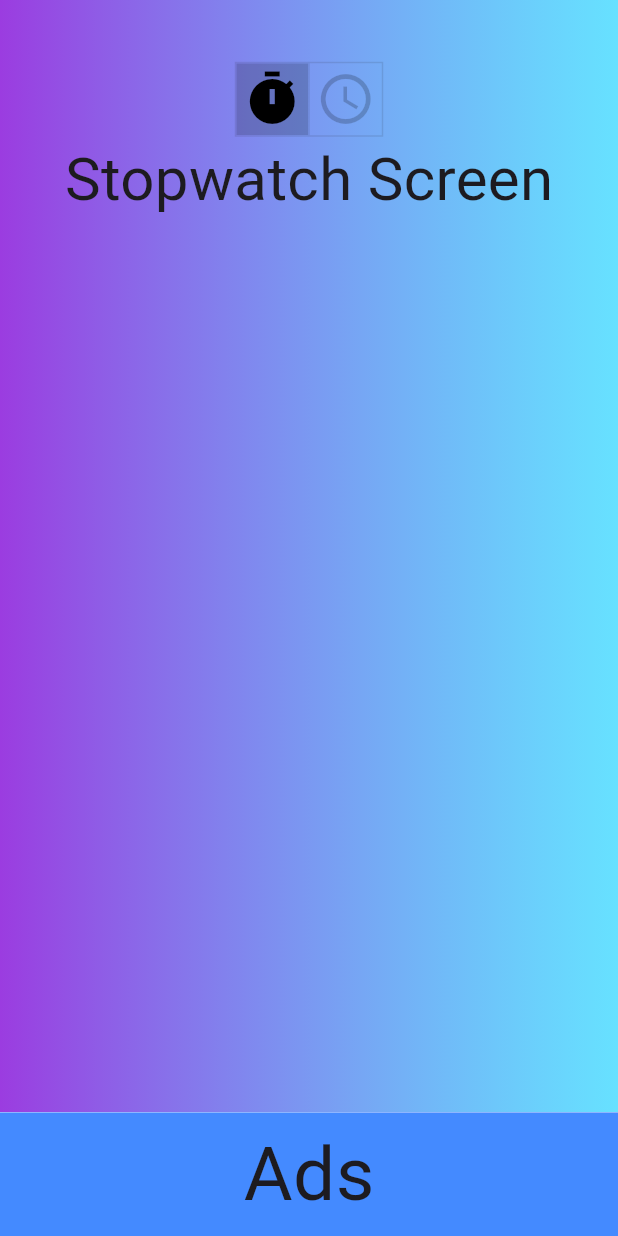
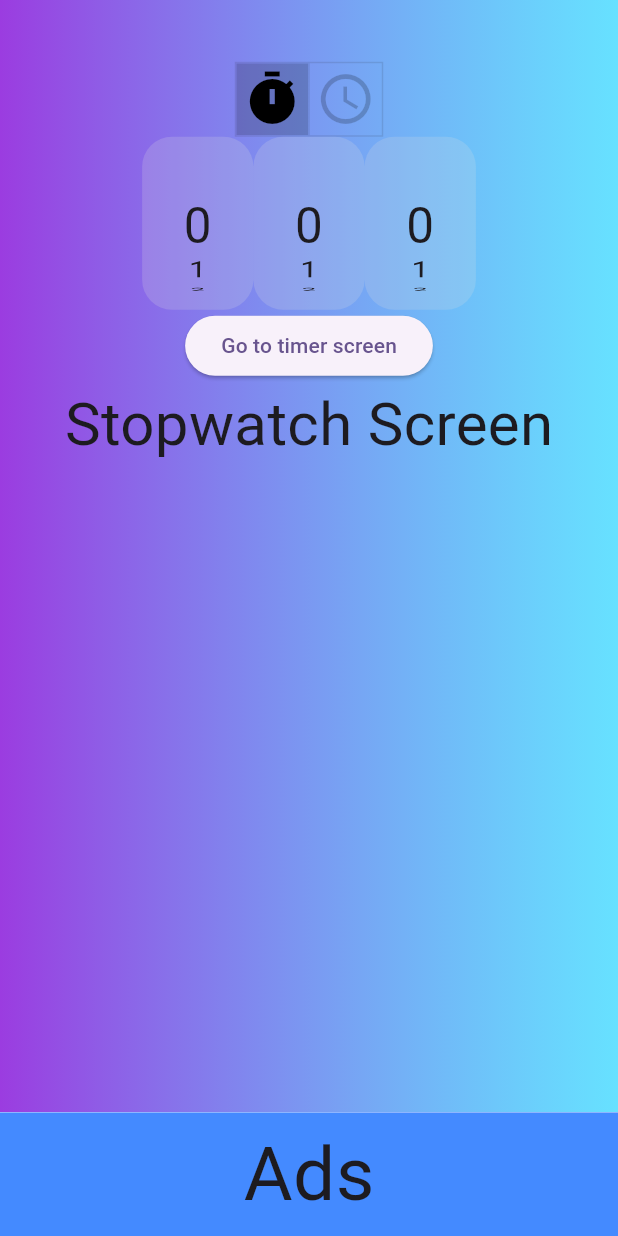
Before and after one commit to honganji/headphone-alarm-app-android, a Flutter app: the screen it shows after launch, on a phone screen of 412 x 824 dp. Run offline on Flutter 3.47's test engine with Material 2 defaults, Android fonts, the light colour scheme and no system bars; our stand-ins replace flutter_riverpod, freezed_annotation, go_router.

Commit message:
create time UI in stopwatch screen

```diff
--- a/lib/model/state_model.dart
+++ b/lib/model/state_model.dart
@@ -17,4 +17,9 @@ class StateModel with _$StateModel {
   }) = _StateModel;
 
   StateModel reverseIsStopwatch() => copyWith(isStopwatch: !isStopwatch);
+  StateModel changeStopwatchHour(int num) => copyWith(stopwatchHour: num);
+  StateModel changeStopwatchMinute(int num) => copyWith(stopwatchMinute: num);
+  StateModel changeStopwatchSecond(int num) => copyWith(stopwatchSecond: num);
+  StateModel changeTimerHour(int num) => copyWith(timerHour: num);
+  StateModel changeTimerMinute(int num) => copyWith(timerMinute: num);
 }
--- /dev/null
+++ b/lib/view/component/time.dart
@@ -0,0 +1,36 @@
+import 'package:flutter/material.dart';
+import 'package:flutter_riverpod/flutter_riverpod.dart';
+import 'package:headphone_alarm_android_app/view/component/time_block.dart';
+import 'package:headphone_alarm_android_app/view_model/state_view_model.dart';
+
+class StopwatchTime extends ConsumerWidget {
+  const StopwatchTime({super.key});
+
+  @override
+  Widget build(BuildContext context, WidgetRef ref) {
+    final state = ref.watch(stateViewModelProvider);
+    final stateNotifier = ref.watch(stateViewModelProvider.notifier);
+    return Center(
+      child: Row(
+        mainAxisAlignment: MainAxisAlignment.center,
+        children: [
+          TimeBlock(
+            isHour: true,
+            currentNum: state.stopwatchHour,
+            changeNumFun: stateNotifier.changeStopwatchHour,
+          ),
+          TimeBlock(
+            isHour: false,
+            currentNum: state.stopwatchMinute,
+            changeNumFun: stateNotifier.changeStopwatchMinute,
+          ),
+          TimeBlock(
+            isHour: false,
+            currentNum: state.stopwatchSecond,
+            changeNumFun: stateNotifier.changeStopwatchSecond,
+          ),
+        ],
+      ),
+    );
+  }
+}
--- /dev/null
+++ b/lib/view/component/time_block.dart
@@ -0,0 +1,63 @@
+import 'package:flutter/material.dart';
+
+class TimeBlock extends StatefulWidget {
+  const TimeBlock(
+      {required this.isHour,
+      required this.currentNum,
+      required this.changeNumFun,
+      super.key});
+  final bool isHour;
+  final int currentNum;
+  final void Function(int) changeNumFun;
+
+  @override
+  State<TimeBlock> createState() => _TimeBlock2State();
+}
+
+class _TimeBlock2State extends State<TimeBlock> {
+  late FixedExtentScrollController _controller;
+
+  @override
+  void initState() {
+    super.initState();
+    _controller = FixedExtentScrollController(initialItem: widget.currentNum);
+  }
+
+  @override
+  Widget build(BuildContext context) {
+    final height = MediaQuery.of(context).size.height;
+    final width = MediaQuery.of(context).size.width;
+    return Container(
+      alignment: Alignment.center,
+      height: height * 0.14,
+      width: width * 0.18,
+      decoration: BoxDecoration(
+        color: const Color(0xFFDEDEDE).withOpacity(0.2),
+        borderRadius: const BorderRadius.all(
+          Radius.circular(20),
+        ),
+      ),
+      child: ListWheelScrollView(
+        physics: const FixedExtentScrollPhysics(),
+        perspective: 0.01,
+        itemExtent: width * 0.07,
+        diameterRatio: 1.2,
+        useMagnifier: true,
+        magnification: 1.5,
+        onSelectedItemChanged: (index) {
+          widget.changeNumFun(index);
+        },
+        controller: _controller,
+        children: List.generate(
+          widget.isHour ? 24 : 60,
+          (index) => Text(
+            index.toString(),
+            style: const TextStyle(
+              fontSize: 22,
+            ),
+          ),
+        ),
+      ),
+    );
+  }
+}
--- a/lib/view/screens/stopwatch.dart
+++ b/lib/view/screens/stopwatch.dart
@@ -1,6 +1,8 @@
 import 'package:flutter/material.dart';
 import 'package:flutter_riverpod/flutter_riverpod.dart';
+import 'package:go_router/go_router.dart';
 import 'package:headphone_alarm_android_app/view/component/switch_button.dart';
+import 'package:headphone_alarm_android_app/view/component/time.dart';
 import 'package:headphone_alarm_android_app/view_model/state_view_model.dart';
 
 class Stopwatch extends ConsumerWidget {
@@ -35,6 +37,13 @@ class Stopwatch extends ConsumerWidget {
             isStopwatch: state.isStopwatch,
             reverseFun: stateNotifier.reverseIsStopwatch,
           ),
+          const StopwatchTime(),
+          ElevatedButton(
+            onPressed: () {
+              context.go("/timer");
+            },
+            child: const Text("Go to timer screen"),
+          ),
           const Center(
             child: Text(
               "Stopwatch Screen",
```
Also changed, not shown: lib/view/screens/timer.dart (+22 -7 lines), lib/view_model/state_view_model.dart (+20 -0 lines).
